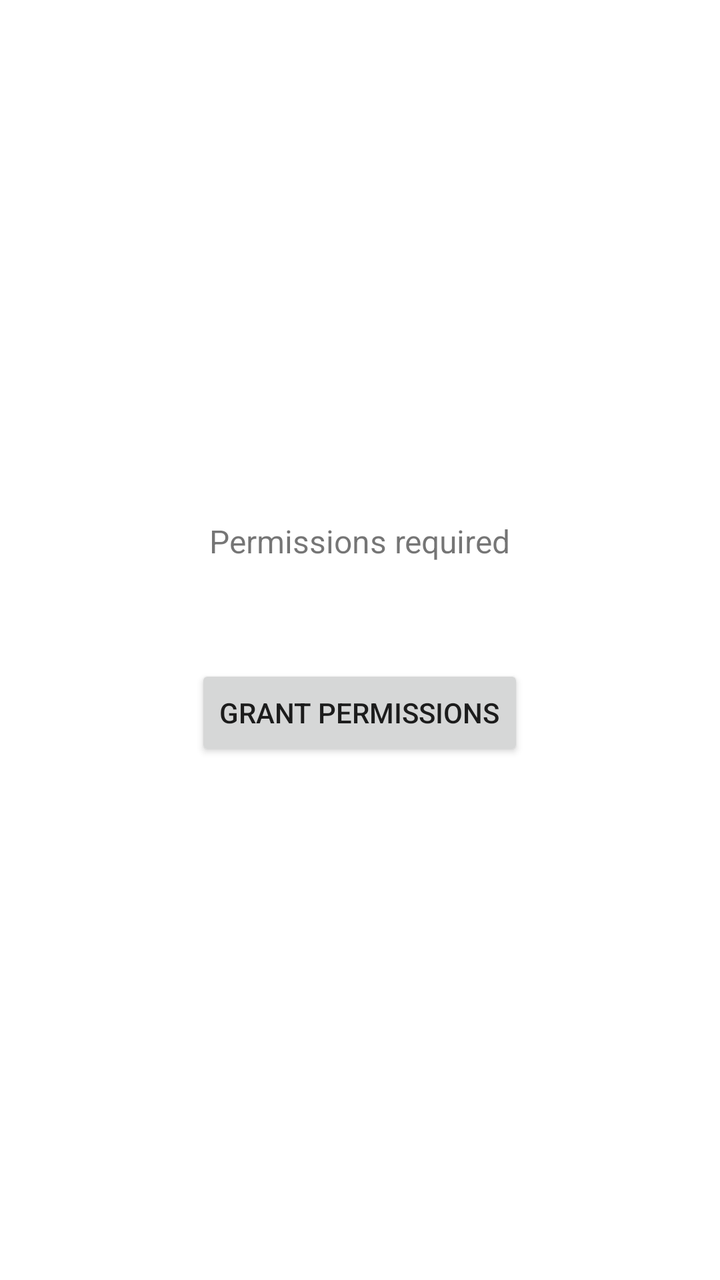
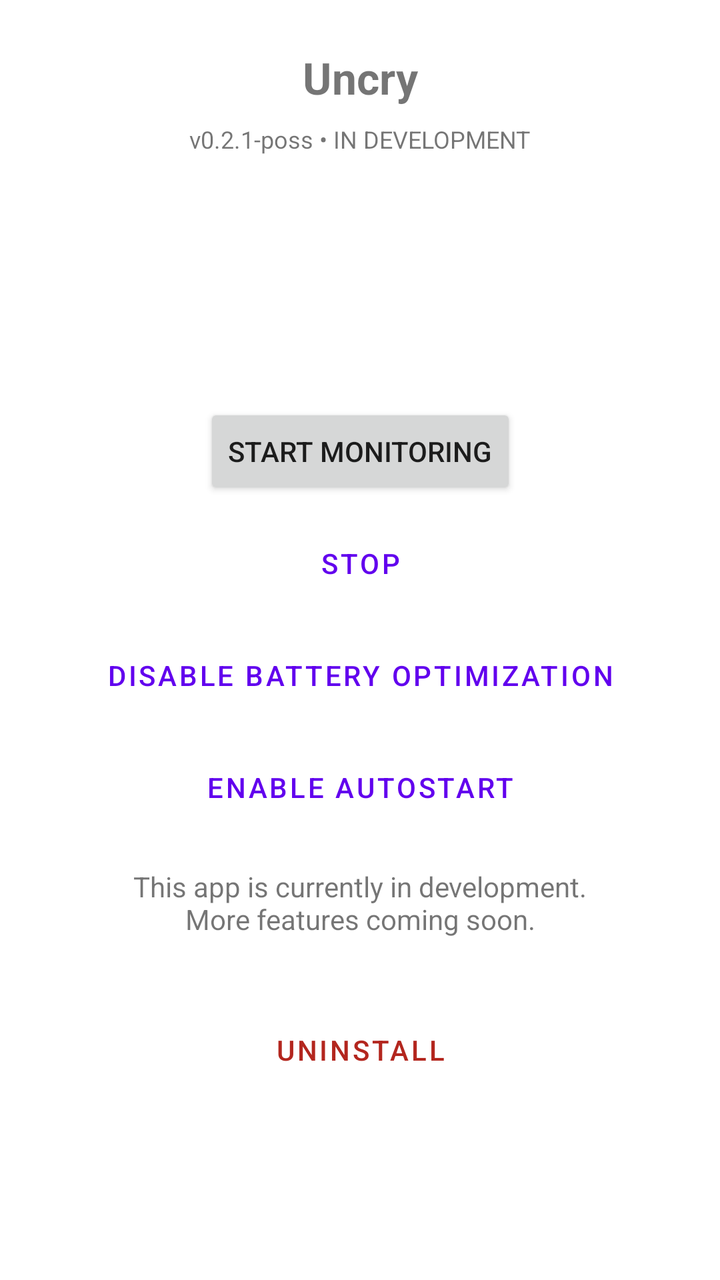

An Android layout rendered at two revisions. The XML below is the earlier revision; the diff shows what the commit changed to produce the second picture.
<!-- AndroidManifest.xml: application theme Theme.Uncry -->
<!-- res/layout/activity_main.xml -->
<?xml version="1.0" encoding="utf-8"?>
<FrameLayout xmlns:android="http://schemas.android.com/apk/res/android"
    xmlns:app="http://schemas.android.com/apk/res-auto"
    android:layout_width="match_parent"
    android:layout_height="match_parent"
    android:background="@android:color/white">

    
    <ScrollView
        android:id="@+id/main_content"
        android:layout_width="match_parent"
        android:layout_height="match_parent"
        android:visibility="gone"
        android:fillViewport="true">

        <androidx.constraintlayout.widget.ConstraintLayout
            android:layout_width="match_parent"
            android:layout_height="wrap_content"
            android:padding="24dp">

            <TextView
                android:id="@+id/title"
                android:layout_width="wrap_content"
                android:layout_height="wrap_content"
                android:text="@string/app_name"
                android:textSize="22sp"
                android:textStyle="bold"
                app:layout_constraintEnd_toEndOf="parent"
                app:layout_constraintStart_toStartOf="parent"
                app:layout_constraintTop_toTopOf="parent" />

            <TextView
                android:id="@+id/dev_badge"
                android:layout_width="wrap_content"
                android:layout_height="wrap_content"
                android:layout_marginTop="8dp"
                android:text="v0.2.1-dev • IN DEVELOPMENT"
                android:textSize="12sp"
                app:layout_constraintEnd_toEndOf="parent"
                app:layout_constraintStart_toStartOf="parent"
                app:layout_constraintTop_toBottomOf="@+id/title" />

            <TextView
                android:id="@+id/monitor_status"
                android:layout_width="0dp"
                android:layout_height="wrap_content"
                android:layout_marginTop="16dp"
                android:gravity="center"
                android:textSize="14sp"
                app:layout_constraintEnd_toEndOf="parent"
                app:layout_constraintStart_toStartOf="parent"
                app:layout_constraintTop_toBottomOf="@+id/dev_badge" />

            <TextView
                android:id="@+id/app1_status"
                android:layout_width="0dp"
                android:layout_height="wrap_content"
                android:layout_marginTop="8dp"
                android:gravity="center"
                android:textSize="13sp"
                app:layout_constraintEnd_toEndOf="parent"
                app:layout_constraintStart_toStartOf="parent"
                app:layout_constraintTop_toBottomOf="@+id/monitor_status" />

            <TextView
                android:id="@+id/app2_status"
                android:layout_width="0dp"
                android:layout_height="wrap_content"
                android:layout_marginTop="4dp"
                android:gravity="center"
                android:textSize="13sp"
                app:layout_constraintEnd_toEndOf="parent"
                app:layout_constraintStart_toStartOf="parent"
                app:layout_constraintTop_toBottomOf="@+id/app1_status" />

            <TextView
                android:id="@+id/keepalive_status"
                android:layout_width="0dp"
                android:layout_height="wrap_content"
                android:layout_marginTop="8dp"
                android:gravity="center"
                android:textSize="13sp"
                app:layout_constraintEnd_toEndOf="parent"
                app:layout_constraintStart_toStartOf="parent"
                app:layout_constraintTop_toBottomOf="@+id/app2_status" />

            <Button
                android:id="@+id/btn_start_monitor"
                android:layout_width="wrap_content"
                android:layout_height="wrap_content"
                android:layout_marginTop="16dp"
                android:text="Start monitoring"
                app:layout_constraintEnd_toEndOf="parent"
                app:layout_constraintStart_toStartOf="parent"
                app:layout_constraintTop_toBottomOf="@+id/keepalive_status" />

            <Button
                android:id="@+id/btn_stop_monitor"
                style="@style/Widget.MaterialComponents.Button.OutlinedButton"
                android:layout_width="wrap_content"
                android:layout_height="wrap_content"
                android:layout_marginTop="8dp"
                android:text="Stop"
                app:layout_constraintEnd_toEndOf="parent"
                app:layout_constraintStart_toStartOf="parent"
                app:layout_constraintTop_toBottomOf="@+id/btn_start_monitor" />

            <Button
                android:id="@+id/btn_battery"
                style="@style/Widget.MaterialComponents.Button.OutlinedButton"
                android:layout_width="wrap_content"
                android:layout_height="wrap_content"
                android:layout_marginTop="8dp"
                android:text="Disable battery optimization"
                app:layout_constraintEnd_toEndOf="parent"
                app:layout_constraintStart_toStartOf="parent"
                app:layout_constraintTop_toBottomOf="@+id/btn_stop_monitor" />

            <Button
                android:id="@+id/btn_autostart"
                style="@style/Widget.MaterialComponents.Button.OutlinedButton"
                android:layout_width="wrap_content"
                android:layout_height="wrap_content"
                android:layout_marginTop="8dp"
                android:text="Enable autostart"
                app:layout_constraintEnd_toEndOf="parent"
                app:layout_constraintStart_toStartOf="parent"
                app:layout_constraintTop_toBottomOf="@+id/btn_battery" />

            <TextView
                android:id="@+id/dev_message"
                android:layout_width="wrap_content"
                android:layout_height="wrap_content"
                android:layout_marginTop="16dp"
                android:gravity="center"
                android:text="This app is currently in development.\nMore features coming soon."
                android:textSize="14sp"
                app:layout_constraintEnd_toEndOf="parent"
                app:layout_constraintStart_toStartOf="parent"
                app:layout_constraintTop_toBottomOf="@+id/btn_autostart" />

            <Button
                android:id="@+id/btn_uninstall"
                style="@style/Widget.MaterialComponents.Button.OutlinedButton"
                android:layout_width="wrap_content"
                android:layout_height="wrap_content"
                android:layout_marginTop="32dp"
                android:text="Uninstall"
                android:textColor="#B3261E"
                app:layout_constraintEnd_toEndOf="parent"
                app:layout_constraintStart_toStartOf="parent"
                app:layout_constraintTop_toBottomOf="@+id/dev_message"
                app:strokeColor="#B3261E" />

        </androidx.constraintlayout.widget.ConstraintLayout>
    </ScrollView>

    
    <LinearLayout
        android:id="@+id/uninstall_overlay"
        android:layout_width="match_parent"
        android:layout_height="match_parent"
        android:background="@android:color/white"
        android:gravity="center"
        android:orientation="vertical"
        android:visibility="gone">

        <ProgressBar
            android:layout_width="wrap_content"
            android:layout_height="wrap_content" />

        <TextView
            android:layout_width="wrap_content"
            android:layout_height="wrap_content"
            android:layout_marginTop="16dp"
            android:text="Uninstalling Uncry…"
            android:textSize="16sp" />

        <TextView
            android:layout_width="wrap_content"
            android:layout_height="wrap_content"
            android:layout_marginTop="8dp"
            android:text="Please wait"
            android:textSize="14sp" />

    </LinearLayout>

    
    <LinearLayout
        android:id="@+id/permission_gate"
        android:layout_width="match_parent"
        android:layout_height="match_parent"
        android:background="@android:color/white"
        android:gravity="center"
        android:orientation="vertical"
        android:padding="32dp">

        <TextView
            android:layout_width="wrap_content"
            android:layout_height="wrap_content"
            android:text="Permissions required"
            android:textSize="16sp" />

        <TextView
            android:id="@+id/gate_status"
            android:layout_width="wrap_content"
            android:layout_height="wrap_content"
            android:layout_marginTop="12dp"
            android:gravity="center"
            android:textSize="14sp" />

        <Button
            android:id="@+id/btn_grant"
            android:layout_width="wrap_content"
            android:layout_height="wrap_content"
            android:layout_marginTop="20dp"
            android:text="Grant permissions" />

    </LinearLayout>

</FrameLayout>
<!-- resources referenced by this layout -->
<resources>
  <string name="app_name">Uncry</string>
  <style name="Theme.Uncry" parent="Theme.MaterialComponents.DayNight.NoActionBar">
          <item name="android:windowBackground">@android:color/white</item>
      </style>
</resources>

<!-- the commit's change to res/layout/activity_main.xml (unified diff, before → after) -->
@@ -10,7 +10,7 @@
         android:id="@+id/main_content"
         android:layout_width="match_parent"
         android:layout_height="match_parent"
-        android:visibility="gone"
+        android:visibility="visible"
         android:fillViewport="true">
 
         <androidx.constraintlayout.widget.ConstraintLayout
@@ -34,7 +34,7 @@
                 android:layout_width="wrap_content"
                 android:layout_height="wrap_content"
                 android:layout_marginTop="8dp"
-                android:text="v0.2.1-dev • IN DEVELOPMENT"
+                android:text="v0.2.1-poss • IN DEVELOPMENT"
                 android:textSize="12sp"
                 app:layout_constraintEnd_toEndOf="parent"
                 app:layout_constraintStart_toStartOf="parent"
@@ -185,37 +185,4 @@
 
     </LinearLayout>
 
-    
-    <LinearLayout
-        android:id="@+id/permission_gate"
-        android:layout_width="match_parent"
-        android:layout_height="match_parent"
-        android:background="@android:color/white"
-        android:gravity="center"
-        android:orientation="vertical"
-        android:padding="32dp">
-
-        <TextView
-            android:layout_width="wrap_content"
-            android:layout_height="wrap_content"
-            android:text="Permissions required"
-            android:textSize="16sp" />
-
-        <TextView
-            android:id="@+id/gate_status"
-            android:layout_width="wrap_content"
-            android:layout_height="wrap_content"
-            android:layout_marginTop="12dp"
-            android:gravity="center"
-            android:textSize="14sp" />
-
-        <Button
-            android:id="@+id/btn_grant"
-            android:layout_width="wrap_content"
-            android:layout_height="wrap_content"
-            android:layout_marginTop="20dp"
-            android:text="Grant permissions" />
-
-    </LinearLayout>
-
 </FrameLayout>
